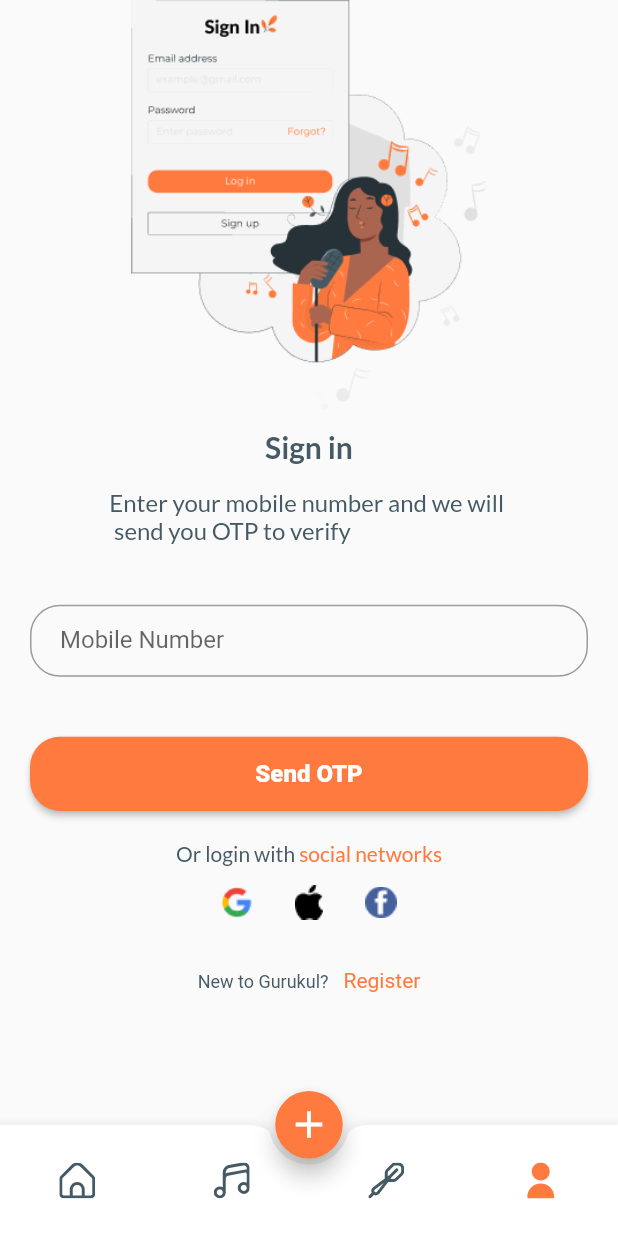
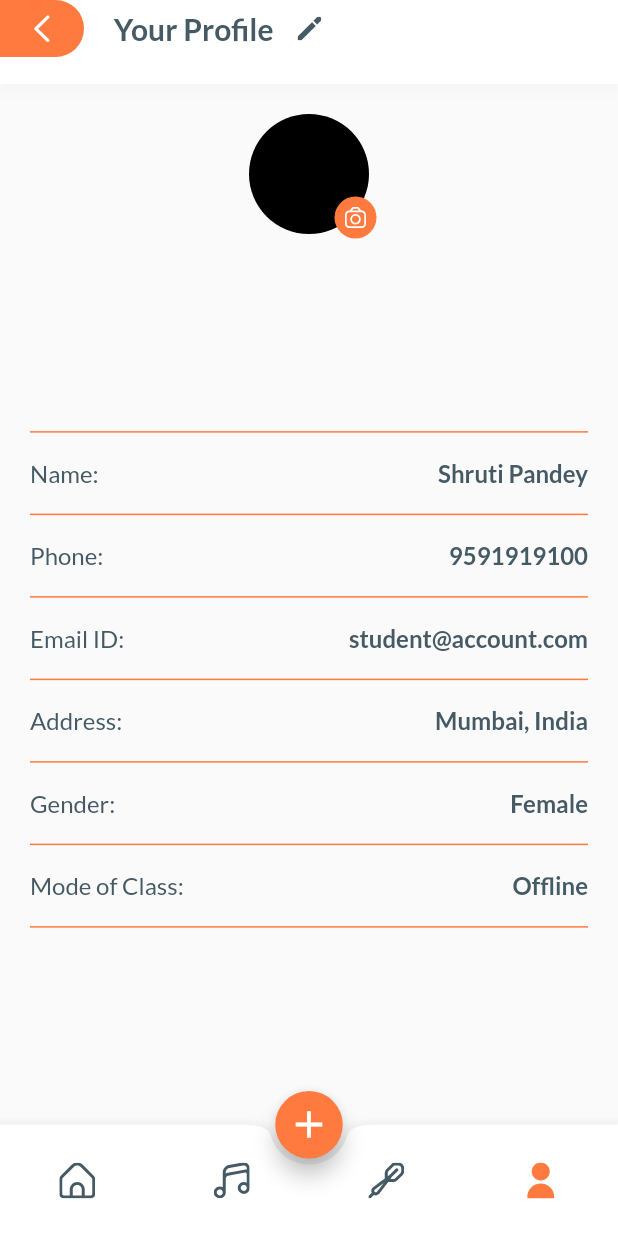
Before and after one commit to tahaansari800/gurukul_app, a Flutter app: the screen it shows after launch, item 4 of the bottom bar chosen, on a phone screen of 412 x 824 dp. Run offline on Flutter 3.47's test engine with Material 2 defaults, Android fonts, the phone set to English and light mode, and no system bars; our stand-ins replace flutter_svg, google_fonts.

Commit message:
profile Screen and edit profile screen added

```diff
--- a/lib/constant.dart
+++ b/lib/constant.dart
@@ -20,6 +20,11 @@ double scWidth(context) {
 TextStyle bodyText1({required Color color}) {
   return GoogleFonts.lato(
       fontSize: 16, color: color, fontWeight: FontWeight.w500);
+}
+///font size 16 and weight 700
+TextStyle bodyText1Bold({required Color color}) {
+  return GoogleFonts.lato(
+      fontSize: 16, color: color, fontWeight: FontWeight.w700);
 }
 
 ///font size 14 and weight 500
--- a/lib/main.dart
+++ b/lib/main.dart
@@ -2,10 +2,6 @@ import 'package:flutter/material.dart';
 import 'package:flutter/services.dart';
 import 'package:grukul_schedular_app/routes.dart';
 import 'package:grukul_schedular_app/screens/componant/custom_navigation.dart';
-import 'package:grukul_schedular_app/screens/get_started.dart';
-import 'package:grukul_schedular_app/screens/home_scrn.dart';
-
-import 'constant.dart';
 
 void main() {
   runApp(const MyApp());
@@ -14,7 +10,6 @@ void main() {
 class MyApp extends StatelessWidget {
   const MyApp({Key? key}) : super(key: key);
 
-  // This widget is the root of your application.
   @override
   Widget build(BuildContext context) {
     return MaterialApp(
@@ -22,13 +17,12 @@ class MyApp extends StatelessWidget {
         theme: ThemeData(
           appBarTheme: const AppBarTheme(
               iconTheme: IconThemeData(color: Colors.black),
-              toolbarHeight: 40,
+              toolbarHeight: 38,
               systemOverlayStyle: SystemUiOverlayStyle(
-                // statusBarBrightness: Brightness.dark,
+                statusBarIconBrightness: Brightness.dark,
                 statusBarColor: Colors.white,
               ),
               // toolbarHeight: 44,
-              centerTitle: true,
               elevation: 0,
               backgroundColor: Colors.white,
               toolbarTextStyle: TextStyle(
@@ -37,6 +31,6 @@ class MyApp extends StatelessWidget {
                   fontWeight: FontWeight.w800)),
         ),
         routes: routes,
-        home: const BottomNavigation());
+        home: const CustomBottomNavigation());
   }
 }
--- a/lib/routes.dart
+++ b/lib/routes.dart
@@ -2,12 +2,15 @@ import 'package:flutter/cupertino.dart';
 import 'package:grukul_schedular_app/screens/classes_mode.dart';
 import 'package:grukul_schedular_app/screens/details_scrn.dart';
 import 'package:grukul_schedular_app/screens/home_scrn.dart';
+import 'package:grukul_schedular_app/screens/myprofile/profile_edit_scrn.dart';
 import 'package:grukul_schedular_app/screens/otp_scrn.dart';
 import 'package:grukul_schedular_app/screens/pasions_scrn.dart';
 import 'package:grukul_schedular_app/screens/signin_scrn.dart';
 import 'package:grukul_schedular_app/screens/singup_scrn.dart';
 import 'package:grukul_schedular_app/screens/splash_scrn.dart';
 import 'package:grukul_schedular_app/screens/welcome_scrn.dart';
+
+import 'screens/componant/custom_navigation.dart';
 
 final Map<String, WidgetBuilder> routes = {
   HomeScrn.routName: (context) => const HomeScrn(),
@@ -17,6 +20,8 @@ final Map<String, WidgetBuilder> routes = {
   SignUpScrn.routName: (context) => const SignUpScrn(),
   OtpScrn.routName: (context) => const OtpScrn(),
   PasionScrn.routName: (context) => const PasionScrn(),
-  DetailsScrn.routName: (context) =>  DetailsScrn(),
-  Classedmode.routName:(context) => const Classedmode()
+  DetailsScrn.routName: (context) => DetailsScrn(),
+  Classedmode.routName: (context) => const Classedmode(),
+  CustomBottomNavigation.routName: (context) => const CustomBottomNavigation(),
+  EditProfile.routName: (context) => const EditProfile(),
 };
--- a/lib/screens/componant/custom_appbar.dart
+++ b/lib/screens/componant/custom_appbar.dart
@@ -1,11 +1,14 @@
 import 'package:flutter/cupertino.dart';
 import 'package:flutter/material.dart';
+import 'package:flutter_svg/flutter_svg.dart';
+import 'package:grukul_schedular_app/screens/myprofile/profile_edit_scrn.dart';
 import '../../constant.dart';
 
 class CustomAppBar extends StatelessWidget with PreferredSizeWidget {
   const CustomAppBar({
     Key? key,
     required this.appBar,
+    this.isappTitleIcon = false,
     required this.title,
     required this.ontap,
   }) : super(key: key);
@@ -13,23 +16,40 @@ class CustomAppBar extends StatelessWidget with PreferredSizeWidget {
   final AppBar appBar;
   final String title;
   final VoidCallback ontap;
+  final bool isappTitleIcon;
 
   @override
   Widget build(BuildContext context) {
     return AppBar(
-        title: Text(
+        shadowColor: Colors.black.withOpacity(0.08),
+        elevation: 3,
+        title: Row(children: [
+          Text(
             title,
+            style: headline1(color: textColor),
           ),
+          isappTitleIcon == true
+              ? IconButton(
+                  onPressed: () {
+                    //edit functionlity
+                    Navigator.pushNamed(context, EditProfile.routName);
+                  },
+                  icon: SvgPicture.asset('assets/icons/fi-ss-pencil.svg'))
+              : const SizedBox(),
+        ]),
         leading: InkWell(
           onTap: ontap,
+          child: SizedBox(
+            height: scHeight(context) * 0.05,
             child: Container(
-            height: scHeight(context) * 0.02,
               decoration: const BoxDecoration(
                   color: orange,
                   borderRadius: BorderRadius.only(
                       topRight: Radius.circular(30),
                       bottomRight: Radius.circular(30))),
-            child: const Icon(CupertinoIcons.chevron_left,color: Colors.white),
+              child:
+                  const Icon(CupertinoIcons.chevron_left, color: Colors.white),
+            ),
           ),
         ));
   }
--- a/lib/screens/componant/custom_navigation.dart
+++ b/lib/screens/componant/custom_navigation.dart
@@ -2,22 +2,23 @@ import 'package:flutter/material.dart';
 import 'package:flutter_svg/flutter_svg.dart';
 import 'package:grukul_schedular_app/constant.dart';
 import 'package:grukul_schedular_app/screens/home_scrn.dart';
-import 'package:grukul_schedular_app/screens/signin_scrn.dart';
+import 'package:grukul_schedular_app/screens/myprofile/profile_scrn.dart';
 
-class BottomNavigation extends StatefulWidget {
-  const BottomNavigation({Key? key}) : super(key: key);
+class CustomBottomNavigation extends StatefulWidget {
+  static String routName = '/custom_navigation';
+  const CustomBottomNavigation({Key? key}) : super(key: key);
 
   @override
-  State<BottomNavigation> createState() => _BottomNavigationState();
+  State<CustomBottomNavigation> createState() => _CustomBottomNavigationState();
 }
 
-class _BottomNavigationState extends State<BottomNavigation> {
+class _CustomBottomNavigationState extends State<CustomBottomNavigation> {
   int _selectedIndex = 0;
   List<Widget> screens = [
     const HomeScrn(),
     const HomeScrn(),
     const HomeScrn(),
-    const SignInScrn(),
+    const ProfileScrn(),
   ];
   @override
   Widget build(BuildContext context) {
--- a/lib/screens/details_scrn.dart
+++ b/lib/screens/details_scrn.dart
@@ -173,6 +173,7 @@ class _DetailsScrnState extends State<DetailsScrn> {
                       },
                     ),
                   ),
+
                   const SizedBox(
                     height: 20,
                   ),
--- /dev/null
+++ b/lib/screens/myprofile/profile_scrn.dart
@@ -0,0 +1,108 @@
+import 'package:flutter/material.dart';
+import 'package:flutter_svg/flutter_svg.dart';
+import 'package:grukul_schedular_app/constant.dart';
+import 'package:grukul_schedular_app/screens/componant/custom_appbar.dart';
+import 'package:grukul_schedular_app/screens/componant/custom_navigation.dart';
+
+class ProfileScrn extends StatelessWidget {
+  const ProfileScrn({Key? key}) : super(key: key);
+
+  @override
+  Widget build(BuildContext context) {
+    return Scaffold(
+      appBar: CustomAppBar(
+        isappTitleIcon: true,
+        appBar: AppBar(),
+        ontap: () {
+          Navigator.pushNamed(context, CustomBottomNavigation.routName);
+        },
+        title: ' Your Profile',
+      ),
+      body: Padding(
+        padding: const EdgeInsets.symmetric(horizontal: 20.0),
+        child: Column(
+          children: [
+            const SizedBox(
+              height: 20,
+            ),
+            Center(
+              child: Stack(
+                clipBehavior: Clip.none,
+                children: [
+                  //profile photo
+                  const CircleAvatar(
+                    backgroundColor: Colors.black,
+                    radius: 40,
+                  ),
+                  Positioned(
+                      bottom: -3,
+                      right: -5,
+                      child: InkWell(
+                        onTap: () {
+                          //add camera functionlity to upload profiile photo
+                        },
+                        child: SizedBox(
+                            child: CircleAvatar(
+                                backgroundColor: orange,
+                                radius: 14,
+                                child: SvgPicture.asset(
+                                  'assets/icons/fi-rr-camera.svg',
+                                  height: 14,
+                                  width: 14,
+                                ))),
+                      )),
+                ],
+              ),
+            ),
+            const Spacer(),
+            ListView(
+              shrinkWrap: true,
+              children: [
+                const Divider(
+                  thickness: 1,
+                  color: orange,
+                ),
+                listTile(text: 'Name:', data: 'Shruti Pandey'),
+                listTile(text: 'Phone:', data: '9591919100'),
+                listTile(text: 'Email ID:', data: 'student@account.com'),
+                listTile(text: 'Address:', data: 'Mumbai, India'),
+                listTile(text: 'Gender:', data: 'Female'),
+                listTile(text: 'Mode of Class:', data: 'Offline'),
+              ],
+            ),
+            const Spacer(),
+          ],
+        ),
+      ),
+    );
+  }
+
+  Widget listTile({required String text, required String data}) {
+    return Column(children: [
+      Container(
+        margin: const EdgeInsets.only(top: 10),
+        child: Row(
+          mainAxisAlignment: MainAxisAlignment.spaceBetween,
+          children: [
+            Text(
+              text,
+              style: bodyText1(color: textColor),
+            ),
+            Text(
+              data,
+              style: bodyText1Bold(color: textColor),
+            ),
+          ],
+        ),
+      ),
+      const SizedBox(
+        height: 10,
+      ),
+      const Divider(
+        color: orange,
+        thickness: 1,
+      ),
+    ]);
+  }
+
+}
```
Also changed, not shown: lib/screens/myprofile/profile_edit_scrn.dart (added, +159 -0 lines), assets/icons/fi-rr-camera.svg (added), assets/icons/fi-ss-pencil.svg (added). Lines whose indentation alone changed are shown as unchanged.
